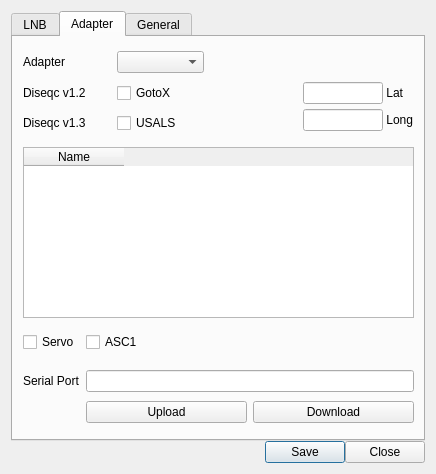
Before: the Qt Designer form settings.ui in stahir/updatedvb, drawn with Qt 5.
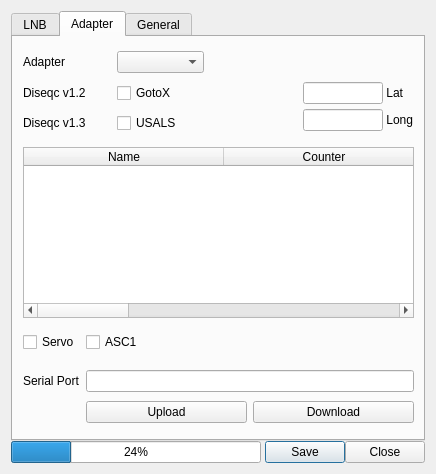
After: the same form once the commit is applied.

Patch:
```diff
--- a/settings.ui
+++ b/settings.ui
@@ -30,7 +30,7 @@
        <property name="spacing">
         <number>0</number>
        </property>
-       <item row="0" column="0">
+       <item row="0" column="1">
         <spacer name="horizontalSpacer_2">
          <property name="orientation">
           <enum>Qt::Horizontal</enum>
@@ -43,20 +43,33 @@
          </property>
         </spacer>
        </item>
-       <item row="0" column="1">
+       <item row="0" column="2">
         <widget class="QPushButton" name="pushButton_save">
          <property name="text">
           <string>Save</string>
          </property>
         </widget>
        </item>
-       <item row="0" column="2">
+       <item row="0" column="3">
         <widget class="QPushButton" name="pushButton_close">
          <property name="text">
           <string>Close</string>
          </property>
         </widget>
        </item>
+       <item row="0" column="0">
+        <widget class="QProgressBar" name="progressBar">
+         <property name="minimumSize">
+          <size>
+           <width>250</width>
+           <height>0</height>
+          </size>
+         </property>
+         <property name="value">
+          <number>24</number>
+         </property>
+        </widget>
+       </item>
       </layout>
      </item>
      <item row="0" column="0">
@@ -453,11 +466,29 @@
            <height>171</height>
           </rect>
          </property>
+         <attribute name="horizontalHeaderDefaultSectionSize">
+          <number>200</number>
+         </attribute>
          <column>
           <property name="text">
            <string>Name</string>
           </property>
          </column>
+         <column>
+          <property name="text">
+           <string>Counter</string>
+          </property>
+         </column>
+         <column>
+          <property name="text">
+           <string>V deg</string>
+          </property>
+         </column>
+         <column>
+          <property name="text">
+           <string>H deg</string>
+          </property>
+         </column>
         </widget>
         <widget class="QWidget" name="gridLayoutWidget_6">
          <property name="geometry">
```
